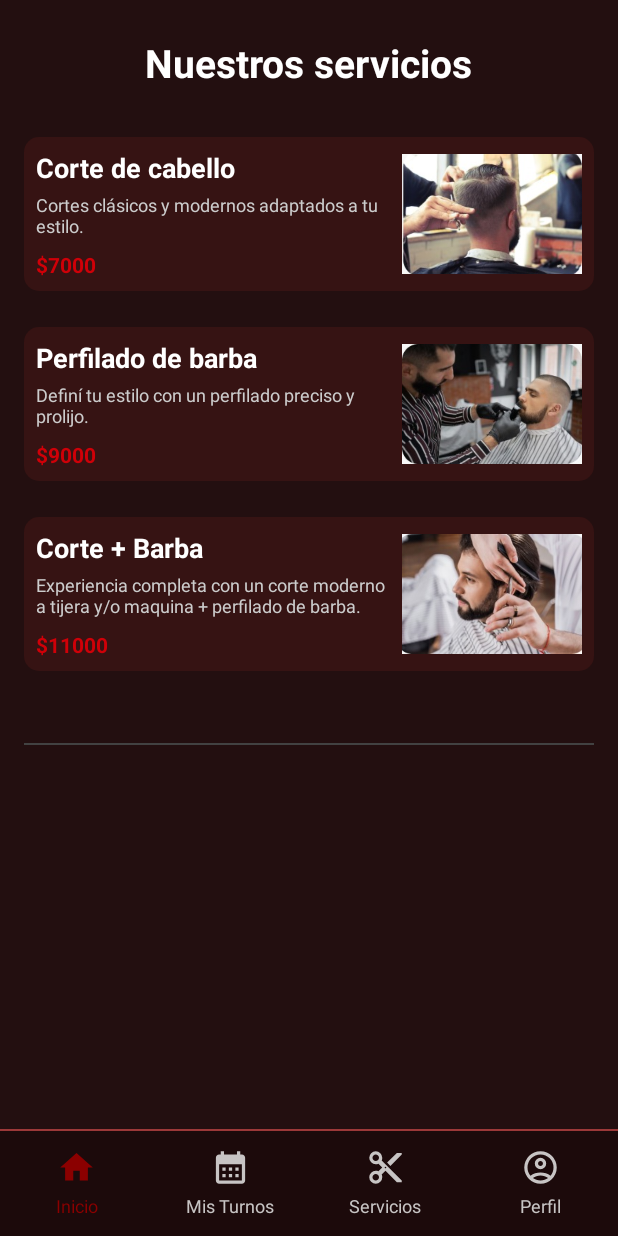
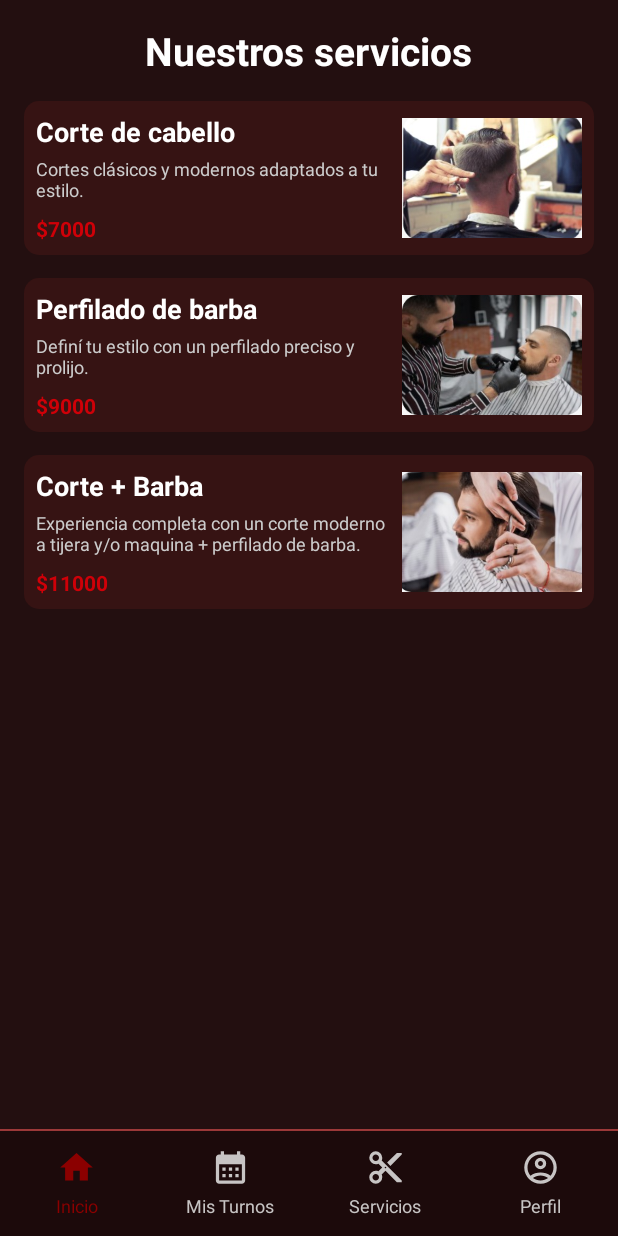
Before and after one commit to gonzapaglione/LaboVI_tp1, an Android app: the fragment ServiciosFragment placed in its activity, on a phone screen of 412 x 824 dp. Run offline under Robolectric (Android 15) with nearby library versions, the phone set to English and light mode, and no system bars; our stand-ins replace Room's generated code; 1 statement that could not run was skipped.

Commit message:
Recyclerview integrado + fixes menores

```diff
--- /dev/null
+++ b/app/src/main/java/BD/DataSeeder.java
@@ -0,0 +1,41 @@
+package BD;
+
+import android.content.Context;
+import java.util.List;
+import Modelos.Servicio;
+
+public class DataSeeder {
+
+    public static void cargarDatos(Context context){
+        cargarServiciosPredeterminados(context);
+    }
+
+    public static void cargarServiciosPredeterminados(Context context) {
+        AppDatabase db = AppDatabase.getInstance(context);
+        List<Servicio> serviciosExistentes = db.servicioDao().obtenerTodos();
+
+        if (serviciosExistentes.isEmpty()) {
+            Servicio corte = new Servicio();
+            corte.nombre = "Corte de cabello";
+            corte.descripcion = "Cortes clásicos y modernos adaptados a tu estilo.";
+            corte.duracionMin = 30;
+            corte.precio = 7000;
+
+            Servicio barba = new Servicio();
+            barba.nombre = "Perfilado de barba";
+            barba.descripcion = "Definí tu estilo con un perfilado preciso y prolijo.";
+            barba.duracionMin = 25;
+            barba.precio = 9000;
+
+            Servicio premium = new Servicio();
+            premium.nombre = "Corte + Barba";
+            premium.descripcion = "Experiencia completa con un corte moderno a tijera y/o maquina + perfilado de barba.";
+            premium.duracionMin = 60;
+            premium.precio = 11000;
+
+            db.servicioDao().insertar(corte);
+            db.servicioDao().insertar(barba);
+            db.servicioDao().insertar(premium);
+        }
+    }
+}
--- a/app/src/main/java/com/example/barberiaglp/LoginActivity.java
+++ b/app/src/main/java/com/example/barberiaglp/LoginActivity.java
@@ -20,7 +20,6 @@ public class LoginActivity extends AppCompatActivity {
         super.onCreate(savedInstanceState);
         setContentView(R.layout.login_activity); // Asegúrate de que el nombre sea correcto
 
-        // Asegurate que estos IDs coincidan EXACTAMENTE con los del XML
         btnLogin = findViewById(R.id.btnLoginTab);
         btnRegister = findViewById(R.id.btnRegistrar);
 
--- a/app/src/main/java/com/example/barberiaglp/MainActivity.java
+++ b/app/src/main/java/com/example/barberiaglp/MainActivity.java
@@ -19,6 +19,8 @@ import androidx.core.view.WindowCompat;
 import androidx.core.view.WindowInsetsControllerCompat;
 import androidx.fragment.app.Fragment;
 
+import BD.DataSeeder;
+
 public class MainActivity extends AppCompatActivity {
 
     LinearLayout navInicio, navTurnos, navServicios, navPerfil;
@@ -29,6 +31,9 @@ public class MainActivity extends AppCompatActivity {
     protected void onCreate(Bundle savedInstanceState) {
         super.onCreate(savedInstanceState);
         setContentView(R.layout.activity_main);
+
+        //Carga de valores predeterminados en la bd
+        DataSeeder.cargarDatos(this);
 
         //Esto es para que el nav no tape el contenido del fragmento
         ViewCompat.setOnApplyWindowInsetsListener(findViewById(R.id.fragmentContainer), (v, insets) -> {
--- a/app/src/main/java/com/example/barberiaglp/PerfilFragment.java
+++ b/app/src/main/java/com/example/barberiaglp/PerfilFragment.java
@@ -67,7 +67,7 @@ public class PerfilFragment extends Fragment {
             cerrarsesion();
         });
 
-        // <-- 4. LLAMA AL NUEVO MÉTODO PARA CARGAR LOS DATOS
+        // <-- 4. LLAMA AL NUEVO METODO PARA CARGAR LOS DATOS
         colocarDatosUsuario();
 
         // 3 Le asignás el listener
--- /dev/null
+++ b/app/src/main/java/com/example/barberiaglp/ServicioAdapter.java
@@ -0,0 +1,73 @@
+package com.example.barberiaglp;
+
+import android.view.LayoutInflater;
+import android.view.View;
+import android.view.ViewGroup;
+import android.widget.ImageView;
+import android.widget.TextView;
+
+import androidx.annotation.NonNull;
+import androidx.recyclerview.widget.RecyclerView;
+
+import java.util.List;
+
+import Modelos.Servicio;
+
+public class ServicioAdapter extends RecyclerView.Adapter<ServicioAdapter.ServicioViewHolder> {
+
+    private List<Servicio> servicios;
+
+    public ServicioAdapter(List<Servicio> servicios) {
+        this.servicios = servicios;
+    }
+
+    @NonNull
+    @Override
+    public ServicioViewHolder onCreateViewHolder(@NonNull ViewGroup parent, int viewType) {
+        View view = LayoutInflater.from(parent.getContext())
+                .inflate(R.layout.item_servicio, parent, false);
+        return new ServicioViewHolder(view);
+    }
+
+    @Override
+    public void onBindViewHolder(@NonNull ServicioViewHolder holder, int position) {
+        Servicio servicio = servicios.get(position);
+
+        holder.tvTitulo.setText(servicio.nombre);
+        holder.tvDescripcion.setText(servicio.descripcion);
+        holder.tvPrecio.setText("$" + (int) servicio.precio);
+
+        // Imagen por defecto segun el nombre del servicio
+        switch (servicio.nombre) {
+            case "Corte de cabello":
+                holder.imgServicio.setImageResource(R.drawable.fotocorte);
+                break;
+            case "Perfilado de barba":
+                holder.imgServicio.setImageResource(R.drawable.fotobarba);
+                break;
+            case "Corte + Barba":
+                holder.imgServicio.setImageResource(R.drawable.fotocortebarba);
+                break;
+            default:
+                holder.imgServicio.setImageResource(R.mipmap.ic_launcher);
+        }
+    }
+
+    @Override
+    public int getItemCount() {
+        return servicios.size();
+    }
+
+    static class ServicioViewHolder extends RecyclerView.ViewHolder {
+        TextView tvTitulo, tvDescripcion, tvPrecio;
+        ImageView imgServicio;
+
+        public ServicioViewHolder(@NonNull View itemView) {
+            super(itemView);
+            tvTitulo = itemView.findViewById(R.id.tvServicioTitulo);
+            tvDescripcion = itemView.findViewById(R.id.tvServicioDescripcion);
+            tvPrecio = itemView.findViewById(R.id.tvServicioPrecio);
+            imgServicio = itemView.findViewById(R.id.imgServicio);
+        }
+    }
+}
--- a/app/src/main/java/com/example/barberiaglp/ServiciosFragment.java
+++ b/app/src/main/java/com/example/barberiaglp/ServiciosFragment.java
@@ -1,61 +1,46 @@
 package com.example.barberiaglp;
 
 import android.os.Bundle;
-
 import androidx.fragment.app.Fragment;
+import androidx.recyclerview.widget.LinearLayoutManager;
+import androidx.recyclerview.widget.RecyclerView;
 
 import android.view.LayoutInflater;
 import android.view.View;
 import android.view.ViewGroup;
-import android.widget.ImageView;
-import android.widget.TextView;
 
+import java.util.List;
+
+import BD.AppDatabase;
+import Modelos.Servicio;
 
 public class ServiciosFragment extends Fragment {
+
+    private RecyclerView recyclerServicios;
+    private ServicioAdapter adapter;
 
     public ServiciosFragment() {}
 
     @Override
     public View onCreateView(LayoutInflater inflater, ViewGroup container,
                              Bundle savedInstanceState) {
+
         View view = inflater.inflate(R.layout.fragment_servicios, container, false);
 
-        // Servicio 1: Corte
-        View servicioCorte = view.findViewById(R.id.servicioCorte);
-        ImageView imgCorte = servicioCorte.findViewById(R.id.imgServicio);
-        TextView tvCorteNombre = servicioCorte.findViewById(R.id.tvServicioTitulo);
-        TextView tvCorteDesc = servicioCorte.findViewById(R.id.tvServicioDescripcion);
-        TextView tvCortePrecio = servicioCorte.findViewById(R.id.tvServicioPrecio);
+        recyclerServicios = view.findViewById(R.id.recyclerServicios);
+        recyclerServicios.setLayoutManager(new LinearLayoutManager(getContext()));
 
-        imgCorte.setImageResource(R.drawable.fotocorte);
-        tvCorteNombre.setText("Corte de cabello");
-        tvCorteDesc.setText("Cortes clásicos y modernos adaptados a tu estilo.");
-        tvCortePrecio.setText("$7000");
+        // Cargar servicios desde la base de datos en un hilo separado
+        AppDatabase.databaseWriteExecutor.execute(() -> {
+            List<Servicio> servicios = AppDatabase.getInstance(requireContext())
+                    .servicioDao().obtenerTodos();
 
+            requireActivity().runOnUiThread(() -> {
+                adapter = new ServicioAdapter(servicios);
+                recyclerServicios.setAdapter(adapter);
+            });
+        });
 
-        // Servicio 2: Barba
-        View servicioBarba = view.findViewById(R.id.servicioBarba);
-        ImageView imgBarba = servicioBarba.findViewById(R.id.imgServicio);
-        TextView tvBarbaNombre = servicioBarba.findViewById(R.id.tvServicioTitulo);
-        TextView tvBarbaDesc = servicioBarba.findViewById(R.id.tvServicioDescripcion);
-        TextView tvBarbaPrecio = servicioBarba.findViewById(R.id.tvServicioPrecio);
-
-        imgBarba.setImageResource(R.drawable.fotobarba);
-        tvBarbaNombre.setText("Perfilado de barba");
-        tvBarbaDesc.setText("Definí tu estilo con un perfilado preciso y prolijo.");
-        tvBarbaPrecio.setText("$9000");
-
-        // Servicio 3: Premium
-        View servicioPremium = view.findViewById(R.id.servicioPremium);
-        ImageView imgPremium = servicioPremium.findViewById(R.id.imgServicio);
-        TextView tvPremiumNombre = servicioPremium.findViewById(R.id.tvServicioTitulo);
-        TextView tvPremiumDesc = servicioPremium.findViewById(R.id.tvServicioDescripcion);
-        TextView tvPremiumPrecio = servicioPremium.findViewById(R.id.tvServicioPrecio);
-
-        imgPremium.setImageResource(R.drawable.fotocortebarba);
-        tvPremiumNombre.setText("Corte + Barba");
-        tvPremiumDesc.setText("Experiencia completa con un corte moderno a tijera y/o maquina + perfilado de barba.");
-        tvPremiumPrecio.setText("$11000");
         return view;
     }
 }
--- a/app/src/main/res/layout/activity_main.xml
+++ b/app/src/main/res/layout/activity_main.xml
@@ -49,7 +49,7 @@
                 android:layout_width="26dp"
                 android:layout_height="26dp"
                 android:src="@drawable/ic_home"
-                android:tint="#BDBDBD" />
+                app:tint="#BDBDBD" />
 
             <TextView
                 android:id="@+id/NavInicio"
@@ -78,7 +78,7 @@
                 android:layout_width="26dp"
                 android:layout_height="26dp"
                 android:src="@drawable/ic_calendar"
-                android:tint="#BDBDBD" />
+                app:tint="#BDBDBD" />
 
             <TextView
                 android:id="@+id/NavMisTurnos"
@@ -107,7 +107,7 @@
                 android:layout_width="26dp"
                 android:layout_height="26dp"
                 android:src="@drawable/ic_scissors"
-                android:tint="#BDBDBD" />
+                app:tint="#BDBDBD" />
 
             <TextView
                 android:id="@+id/NavServicios"
@@ -136,7 +136,7 @@
                 android:layout_width="26dp"
                 android:layout_height="26dp"
                 android:src="@drawable/ic_account"
-                android:tint="#BDBDBD" />
+                app:tint="#BDBDBD" />
 
             <TextView
                 android:id="@+id/NavPerfil"
--- a/app/src/main/res/layout/fragment_login.xml
+++ b/app/src/main/res/layout/fragment_login.xml
@@ -11,7 +11,7 @@
         android:layout_width="match_parent"
         android:layout_height="wrap_content"
         android:orientation="vertical"
-        android:padding="24dp">
+        android:paddingHorizontal="20dp">
 
         <!-- Campo Email -->
         <TextView
--- a/app/src/main/res/layout/fragment_servicios.xml
+++ b/app/src/main/res/layout/fragment_servicios.xml
@@ -1,4 +1,3 @@
-<?xml version="1.0" encoding="utf-8"?>
 <FrameLayout xmlns:android="http://schemas.android.com/apk/res/android"
     xmlns:tools="http://schemas.android.com/tools"
     android:layout_width="match_parent"
@@ -6,16 +5,11 @@
     android:background="@color/red_background"
     tools:context=".ServiciosFragment">
 
-    <ScrollView
+    <LinearLayout
         android:layout_width="match_parent"
         android:layout_height="match_parent"
-        android:paddingHorizontal="16dp"
-        android:paddingVertical="24dp">
-
-        <LinearLayout
-            android:layout_width="match_parent"
-            android:layout_height="wrap_content"
-            android:orientation="vertical">
+        android:orientation="vertical"
+        android:padding="16dp">
 
         <!-- Título principal -->
         <TextView
@@ -27,40 +21,13 @@
             android:textSize="26sp"
             android:textStyle="bold"
             android:layout_gravity="center_horizontal"
-                android:layout_marginBottom="32dp"/>
-
-            <!-- Servicio 1 -->
-            <include
-                layout="@layout/item_servicio"
-                android:id="@+id/servicioCorte"
-                android:layout_marginBottom="24dp"
-                android:layout_width="match_parent"
-                android:layout_height="wrap_content" />
-
-            <!-- Servicio 2 -->
-            <include
-                layout="@layout/item_servicio"
-                android:id="@+id/servicioBarba"
-                android:layout_marginBottom="24dp"
-                android:layout_width="match_parent"
-                android:layout_height="wrap_content" />
-
-            <!-- Servicio 3 -->
-            <include
-                layout="@layout/item_servicio"
-                android:id="@+id/servicioPremium"
-                android:layout_marginBottom="48dp"
-                android:layout_width="match_parent"
-                android:layout_height="wrap_content" />
-
-            <!-- Separador -->
-            <View
-                android:layout_width="match_parent"
-                android:layout_height="1dp"
-                android:background="#424242"
             android:layout_marginBottom="16dp"/>
 
-
+        <!-- RecyclerView -->
+        <androidx.recyclerview.widget.RecyclerView
+            android:id="@+id/recyclerServicios"
+            android:layout_width="match_parent"
+            android:layout_height="0dp"
+            android:layout_weight="1"/>
     </LinearLayout>
-    </ScrollView>
 </FrameLayout>
--- a/app/src/main/res/layout/item_servicio.xml
+++ b/app/src/main/res/layout/item_servicio.xml
@@ -5,7 +5,9 @@
     android:orientation="horizontal"
     android:gravity="center_vertical"
     android:background="@drawable/rounded_background"
+    android:layout_marginBottom="15dp"
     android:padding="8dp">
+
 
     <!-- Info -->
 <LinearLayout
--- a/app/src/main/res/values-night/themes.xml
+++ b/app/src/main/res/values-night/themes.xml
@@ -1,7 +1,23 @@
 <resources xmlns:tools="http://schemas.android.com/tools">
     <!-- Base application theme. -->
     <style name="Base.Theme.BarberiaGLP" parent="Theme.Material3.DayNight.NoActionBar">
-        <!-- Customize your dark theme here. -->
-        <!-- <item name="colorPrimary">@color/my_dark_primary</item> -->
+        <item name="colorPrimary">@color/red_primary</item>
+        <item name="android:statusBarColor">@color/white</item> <!-- color de fondo de la barra -->
     </style>
+
+    <style name="CustomEditText">
+        <item name="android:background">@drawable/inputstyle</item>
+        <item name="android:textColor">#33FFFFFF</item>
+        <item name="android:textColorHint">#AAAAAA</item>
+        <item name="android:padding">12dp</item>
+        <item name="android:textSize">16sp</item>
+    </style>
+
+    <style name="BotonesStyle">
+        <item name="android:textColor">#FFFFFF</item>
+        <item name="android:buttonCornerRadius">6dp</item>
+        <item name="android:textSize">16sp</item>
+    </style>
+
+    <style name="Theme.BarberiaGLP" parent="Base.Theme.BarberiaGLP" />
 </resources>
```
Lines whose indentation alone changed are shown as unchanged.
